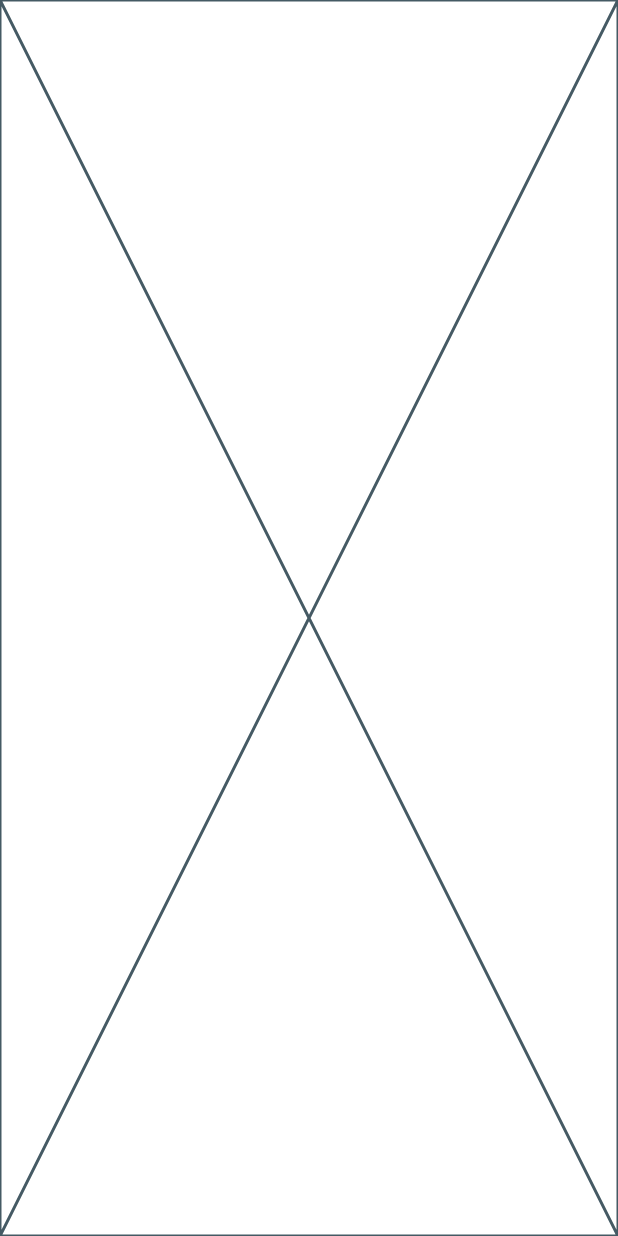
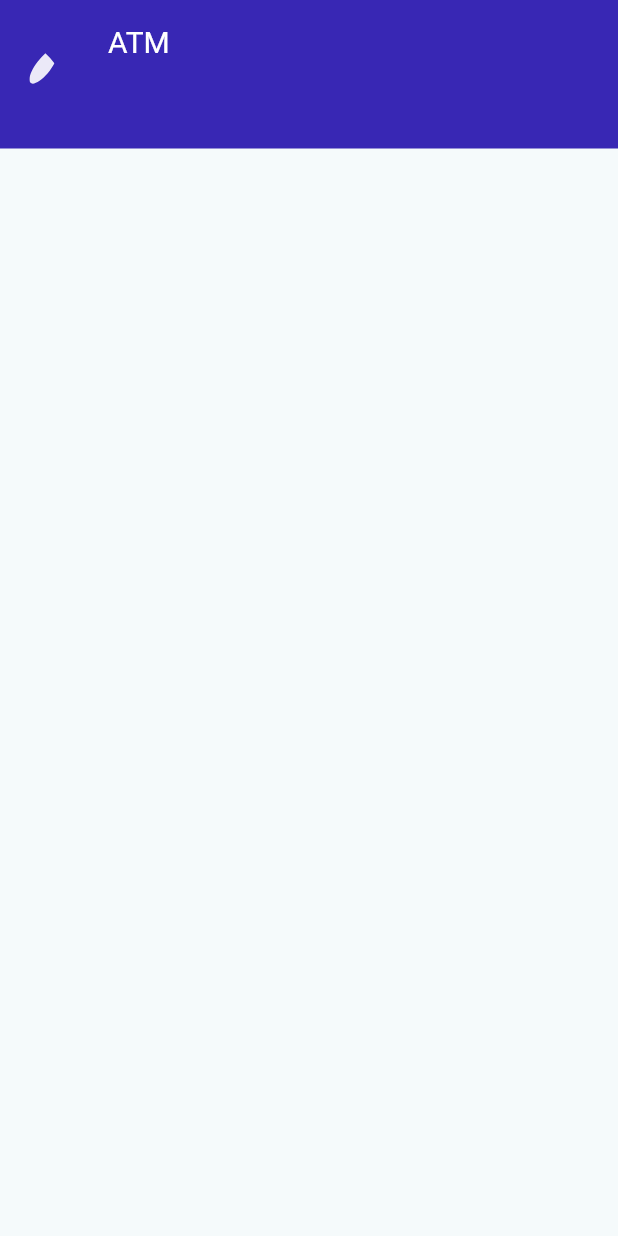
Before and after one commit to GarifullinII/atm, a Flutter app: the screen it shows after launch, on a phone screen of 412 x 824 dp. Run offline on Flutter 3.47's test engine with Material 3 defaults, Android fonts, the phone set to English and light mode, and no system bars; our stand-ins replace flutter_svg; Roboto replaces fonts that are missing (Trebuchet MS).

Commit message:
ATM create constants, topbar, add constants for colors

```diff
--- a/lib/main.dart
+++ b/lib/main.dart
@@ -2,5 +2,21 @@ import 'package:atm/views/pages/amount_entry.dart';
 import 'package:flutter/material.dart';
 
 void main() {
-  runApp(const AmountEntryPage());
+  runApp(const MyApp());
 }
+
+class MyApp extends StatelessWidget {
+  const MyApp({super.key});
+
+  @override
+  Widget build(BuildContext context) {
+    return MaterialApp(
+      title: 'Order Screen',
+      theme: ThemeData(
+        colorScheme: ColorScheme.fromSeed(seedColor: Colors.white),
+      ),
+      home: const AmountEntryPage(),
+      debugShowCheckedModeBanner: false,
+    );
+  }
+}
--- /dev/null
+++ b/lib/utils/constants.dart
@@ -0,0 +1,9 @@
+import 'dart:ui';
+
+class ColorConstants {
+  static Color labelColor = const Color(0xFFFFFFFF);
+  static Color pinkColor = const Color(0xFFE61EAD);
+  static Color greyColor = const Color(0xFFA3A2AC);
+  static Color blueColor = const Color(0xFF3827B4);
+  static Color dividerColor = const Color.fromRGBO(56, 39, 180, 0.06);
+}
--- a/lib/views/pages/amount_entry.dart
+++ b/lib/views/pages/amount_entry.dart
@@ -1,4 +1,6 @@
 import 'package:flutter/material.dart';
+
+import '../widgets/topbar.dart';
 
 /// Amount entry page
 class AmountEntryPage extends StatelessWidget {
@@ -7,6 +9,18 @@ class AmountEntryPage extends StatelessWidget {
 
   @override
   Widget build(BuildContext context) {
-    return const Placeholder();
+    return const Scaffold(
+      appBar: PreferredSize(
+        preferredSize: Size.fromHeight(99),
+        child: TopBar(
+          label: 'ATM',
+        ),
+      ),
+      body: SingleChildScrollView(
+        child: Column(
+          children: [],
+        ),
+      ),
+    );
   }
 }
--- /dev/null
+++ b/lib/views/widgets/topbar.dart
@@ -0,0 +1,61 @@
+import 'package:flutter/material.dart';
+import 'package:flutter_svg/svg.dart';
+
+import '../../utils/constants.dart';
+
+/// Pages top bar with back navigation
+class TopBar extends StatelessWidget {
+  /// Constructor
+  /// @param label - app bar label
+  /// @param labelWidget - widget instead text
+  /// @param centerLabel - center for label
+  /// @param lead - lead widget
+  /// @param leadAction - show back button
+
+  const TopBar({
+    required this.label,
+    this.labelWidget,
+    this.lead,
+    this.leadAction = true,
+    super.key,
+  });
+
+  /// Page label
+  final String label;
+
+  /// Widget instead text
+  final Widget? labelWidget;
+
+  /// Lead widget
+  final Icon? lead;
+
+  /// Show edit action
+  final bool leadAction;
+
+  @override
+  Widget build(BuildContext context) => AppBar(
+        backgroundColor: ColorConstants.blueColor,
+        leading: Column(
+          mainAxisAlignment: MainAxisAlignment.end,
+          children: [
+            SvgPicture.asset(
+              'assets/images/ellipse.svg',
+              width: 25.35,
+              height: 20.82,
+            ),
+          ],
+        ),
+        title: labelWidget ??
+            Text(
+              label,
+              overflow: TextOverflow.ellipsis,
+              maxLines: 1,
+              style: TextStyle(
+                fontFamily: 'Trebuchet MS',
+                fontSize: 20,
+                color: ColorConstants.labelColor,
+                fontWeight: FontWeight.w400,
+              ),
+            ),
+      );
+}
```
Also changed, not shown: pubspec.yaml (+5 -39 lines), assets/images/ellipse.svg (added), pubspec.lock.
